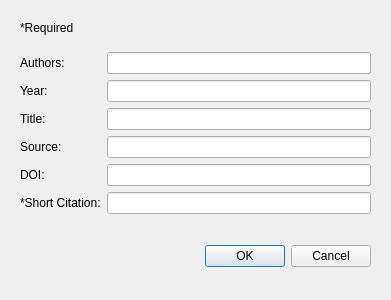
kathrynmetcalf/GeoCORK, file ui/New_source.ui: the form before one commit.
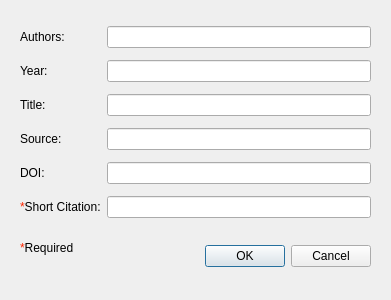
The form after the commit.

Commit message: Added new files for new lab facilities. Added an initial file dialog to select db file before opening GeoChronMain window. Working on connecting New_source to GeoChronMain.py with a list of existing short citations for autocomplete.

The edit to the form file:
```diff
--- a/ui/New_source.ui
+++ b/ui/New_source.ui
@@ -29,65 +29,64 @@
     <set>QDialogButtonBox::Cancel|QDialogButtonBox::Ok</set>
    </property>
   </widget>
-  <widget class="QWidget" name="">
+  <widget class="QWidget" name="layoutWidget">
    <property name="geometry">
     <rect>
      <x>20</x>
-     <y>10</y>
+     <y>20</y>
      <width>351</width>
      <height>204</height>
     </rect>
    </property>
    <layout class="QGridLayout" name="gridLayout">
+    <item row="4" column="0">
+     <widget class="QLabel" name="doi_label">
+      <property name="text">
+       <string>DOI:</string>
+      </property>
+     </widget>
+    </item>
+    <item row="2" column="0">
+     <widget class="QLabel" name="title_label">
+      <property name="text">
+       <string>Title:</string>
+      </property>
+     </widget>
+    </item>
     <item row="0" column="0">
-     <widget class="QLabel" name="required_label">
-      <property name="text">
-       <string>*Required</string>
-      </property>
-     </widget>
-    </item>
-    <item row="1" column="0">
      <widget class="QLabel" name="authors_label">
       <property name="text">
        <string>Authors:</string>
       </property>
      </widget>
     </item>
-    <item row="1" column="1">
-     <widget class="QLineEdit" name="authors_lineEdit"/>
-    </item>
-    <item row="2" column="0">
+    <item row="1" column="0">
      <widget class="QLabel" name="year_label">
       <property name="text">
        <string>Year:</string>
       </property>
      </widget>
     </item>
-    <item row="2" column="1">
+    <item row="1" column="1">
      <widget class="QLineEdit" name="year_lineEdit"/>
     </item>
+    <item row="5" column="1">
+     <widget class="QLineEdit" name="short_lineEdit"/>
+    </item>
     <item row="3" column="0">
-     <widget class="QLabel" name="title_label">
-      <property name="text">
-       <string>Title:</string>
-      </property>
-     </widget>
-    </item>
-    <item row="3" column="1">
-     <widget class="QLineEdit" name="title_lineEdit">
-      <property name="text">
-       <string/>
-      </property>
-     </widget>
-    </item>
-    <item row="4" column="0">
      <widget class="QLabel" name="source_label">
       <property name="text">
        <string>Source:</string>
       </property>
      </widget>
     </item>
+    <item row="0" column="1">
+     <widget class="QLineEdit" name="authors_lineEdit"/>
+    </item>
     <item row="4" column="1">
+     <widget class="QLineEdit" name="doi_lineEdit"/>
+    </item>
+    <item row="3" column="1">
      <widget class="QLineEdit" name="source_lineEdit">
       <property name="text">
        <string/>
@@ -95,27 +94,34 @@
      </widget>
     </item>
     <item row="5" column="0">
-     <widget class="QLabel" name="doi_label">
-      <property name="text">
-       <string>DOI:</string>
-      </property>
-     </widget>
-    </item>
-    <item row="5" column="1">
-     <widget class="QLineEdit" name="doi_lineEdit"/>
-    </item>
-    <item row="6" column="0">
      <widget class="QLabel" name="short_label">
       <property name="text">
-       <string>*Short Citation:</string>
+       <string>&lt;html&gt;&lt;head/&gt;&lt;body&gt;&lt;p&gt;&lt;span style=&quot; color:#ff2600;&quot;&gt;*&lt;/span&gt;Short Citation:&lt;/p&gt;&lt;/body&gt;&lt;/html&gt;</string>
       </property>
      </widget>
     </item>
-    <item row="6" column="1">
-     <widget class="QLineEdit" name="short_lineEdit"/>
+    <item row="2" column="1">
+     <widget class="QLineEdit" name="title_lineEdit">
+      <property name="text">
+       <string/>
+      </property>
+     </widget>
     </item>
    </layout>
   </widget>
+  <widget class="QLabel" name="required_label">
+   <property name="geometry">
+    <rect>
+     <x>20</x>
+     <y>240</y>
+     <width>92</width>
+     <height>16</height>
+    </rect>
+   </property>
+   <property name="text">
+    <string>&lt;html&gt;&lt;head/&gt;&lt;body&gt;&lt;p&gt;&lt;span style=&quot; color:#ff2600;&quot;&gt;*&lt;/span&gt;Required&lt;/p&gt;&lt;/body&gt;&lt;/html&gt;</string>
+   </property>
+  </widget>
  </widget>
  <resources/>
  <connections>
```
The commit also changes 9 other files.
